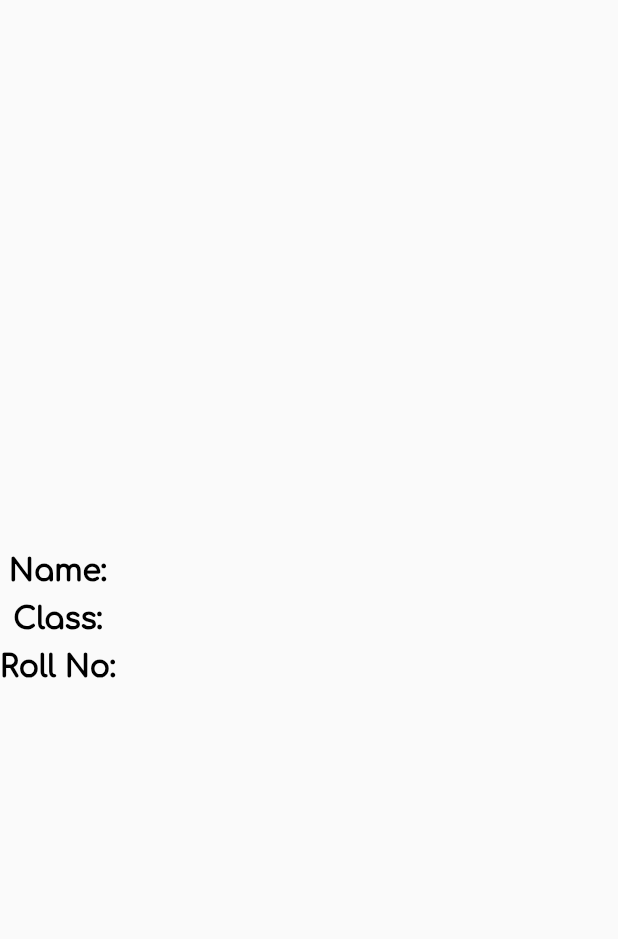
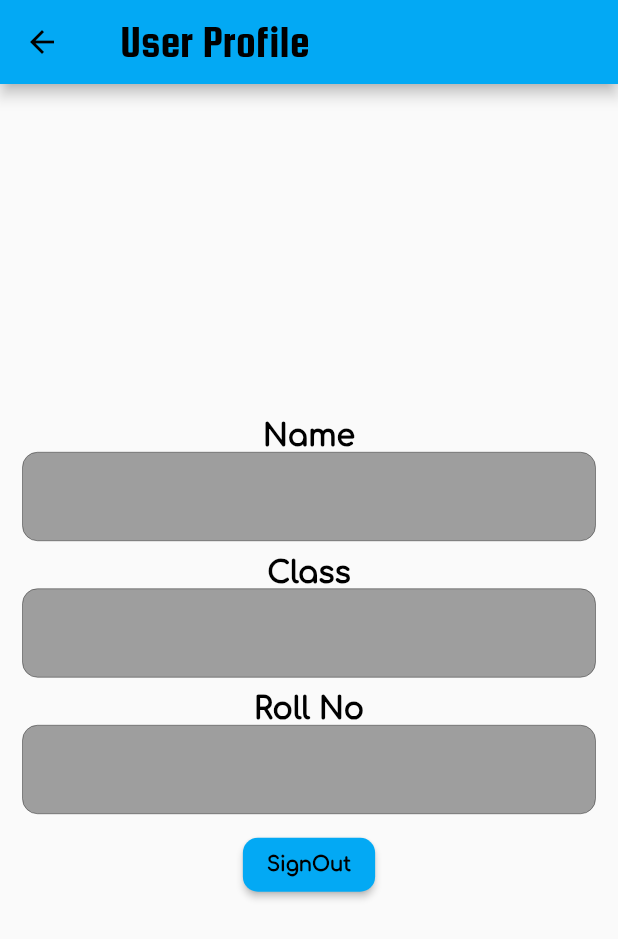
Before and after one commit to UMChannar/Attendance-System, a Flutter app: the ProfileScreen screen opened by its route, on a phone screen of 412 x 824 dp. Shown: the top 939 px of the screen. Run offline on Flutter 3.47's test engine with Material 2 defaults, Android fonts, the phone set to English and light mode, and no system bars; our stand-ins replace cloud_firestore, firebase_auth, firebase_core; accounts and stored records are empty.

Commit message:
Styled a little bit User Profile screen

```diff
--- a/lib/user/user_profile_screen.dart
+++ b/lib/user/user_profile_screen.dart
@@ -15,7 +15,44 @@ class ProfileScreen extends StatelessWidget {
   @override
   Widget build(BuildContext context) {
     return Scaffold(
-      body: profileInfo(),
+      appBar: AppBar(
+        title: Padding(
+          padding: const EdgeInsets.all(8.0),
+          child: Text(
+            'User Profile',
+            style: Theme.of(context).textTheme.titleLarge!.copyWith(
+                  fontSize: 30,
+                ),
+          ),
+        ),
+      ),
+      body: Center(
+        child: Padding(
+          padding: const EdgeInsets.all(15.0),
+          child: Column(
+            mainAxisAlignment: MainAxisAlignment.center,
+            children: [
+              profileInfo(),
+              ElevatedButton(
+                style: ElevatedButton.styleFrom(
+                  shape: RoundedRectangleBorder(
+                    borderRadius: BorderRadius.circular(10),
+                  ),
+                ),
+                onPressed: () {
+                  signOut(context);
+                },
+                child: Text(
+                  'SignOut',
+                  style: Theme.of(context).textTheme.labelMedium!.copyWith(
+                        fontWeight: FontWeight.bold,
+                      ),
+                ),
+              ),
+            ],
+          ),
+        ),
+      ),
     );
   }
 }
```
Also changed, not shown: lib/storage/profile_info_user.dart (+86 -10 lines), lib/user/user_home_screen.dart (+7 -6 lines).
